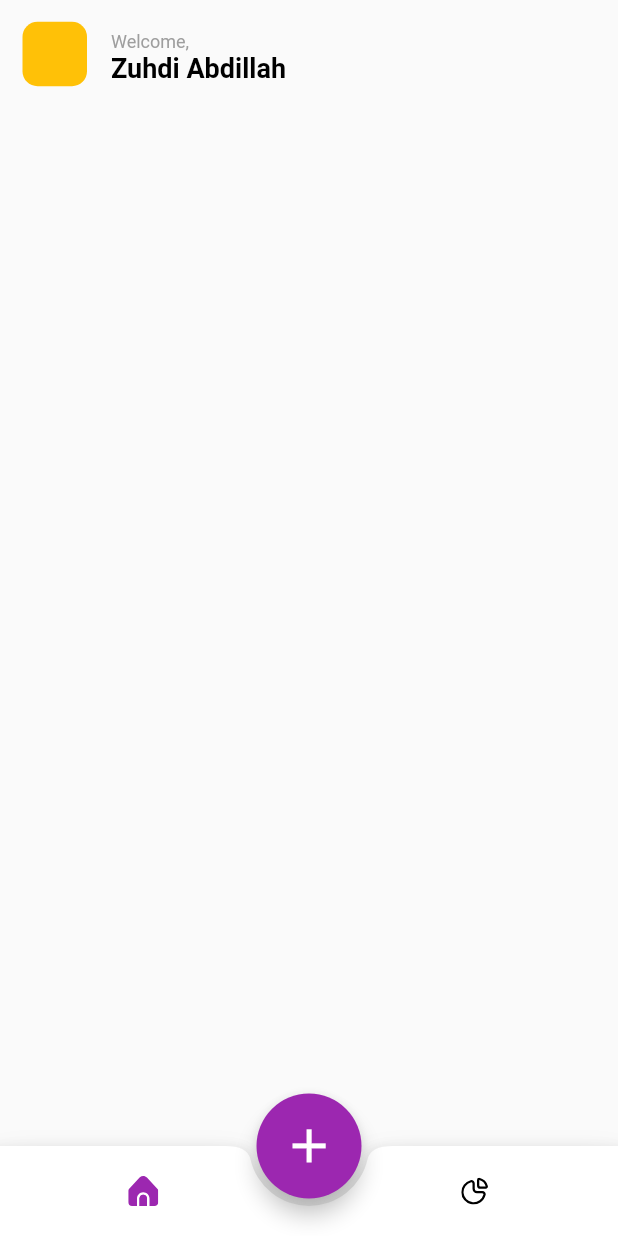
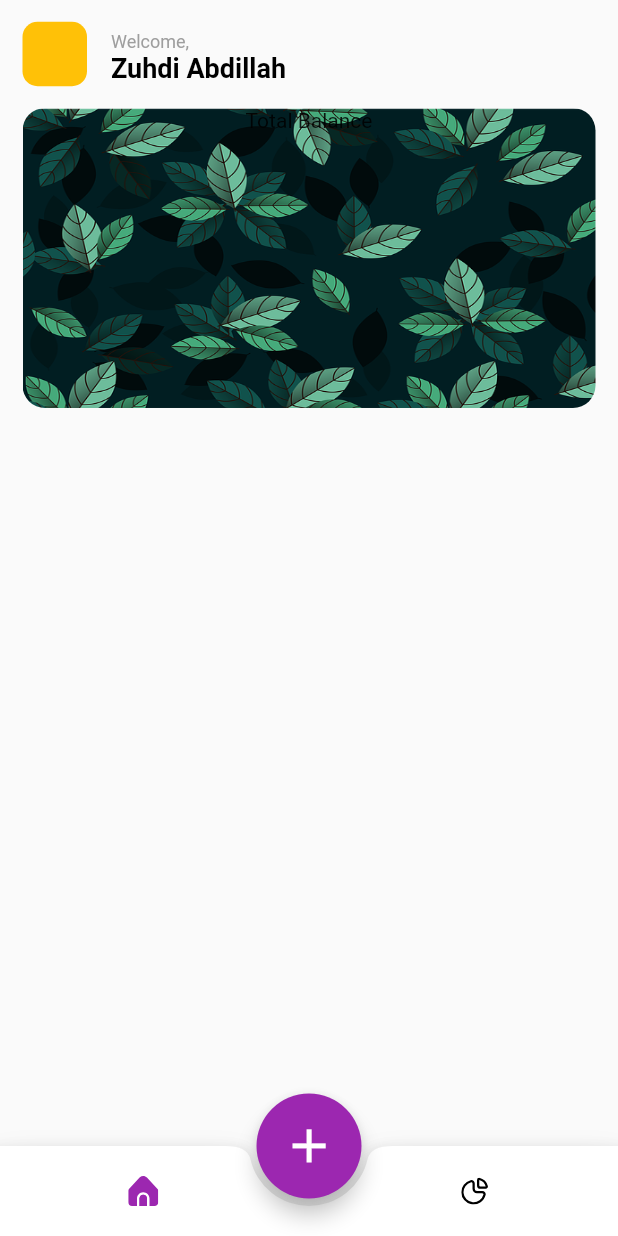
Before and after one commit to zuhdipati/zibaik, a Flutter app: the screen it shows after launch, on a phone screen of 412 x 824 dp. Run offline on Flutter 3.47's test engine with Material 2 defaults, Android fonts, the phone set to English and light mode, and no system bars; our stand-ins replace flutter_svg, get; missing offline and left inert: calendar_appbar.

Commit message:
add image

```diff
--- a/lib/pages/home_page.dart
+++ b/lib/pages/home_page.dart
@@ -34,6 +34,22 @@ class HomePage extends GetView {
                         color: Colors.black),
                   ),
                 ),
+                Container(
+                  height: 200,
+                  width: Get.width,
+                  decoration: BoxDecoration(
+                      image: DecorationImage(
+                          image: AssetImage('assets/leaves.png'),
+                          fit: BoxFit.fill),
+                      borderRadius: BorderRadius.circular(15)),
+                  child: Center(
+                      child: Column(
+                    children: [
+                      Text("Total Balance"),
+                      Container(),
+                    ],
+                  )),
+                )
               ],
             ),
           ),
--- a/pubspec.yaml
+++ b/pubspec.yaml
@@ -65,6 +65,7 @@ flutter:
   # To add assets to your application, add an assets section, like this:
   assets:
     - assets/
+    - assets/leaves.png
   #   - images/a_dot_ham.jpeg
 
   # An image asset can refer to one or more resolution-specific "variants", see
```
Also changed, not shown: assets/leaves.png (added).
